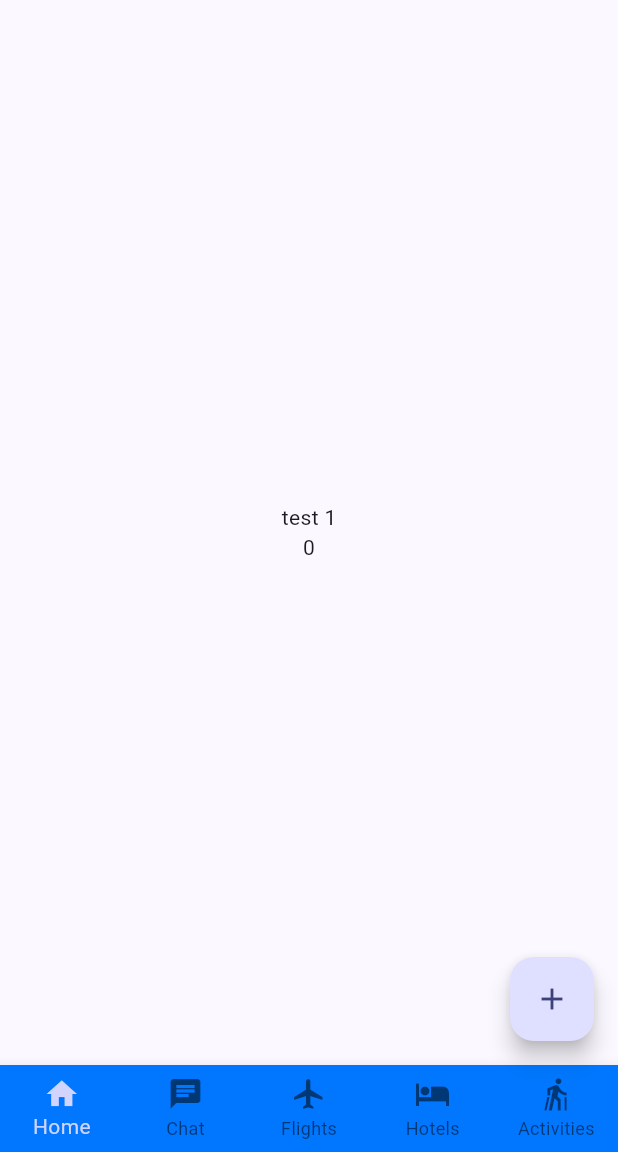
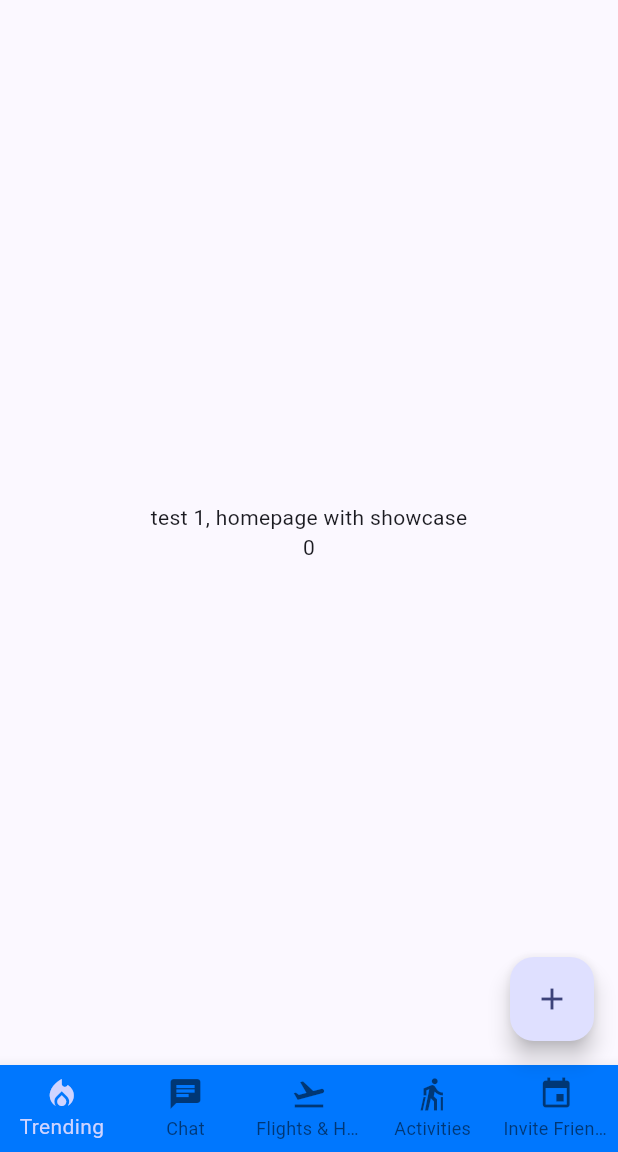
Before and after one commit to wettoast55/tripper_web, a Flutter app: the screen it shows after launch, on a phone screen of 412 x 824 dp, the part 84-1236 px from its top. Run offline on Flutter 3.47's test engine with Material 3 defaults, Android fonts, the phone set to English and light mode, and no system bars; our stand-ins replace cloud_firestore, firebase_auth, firebase_core; accounts and stored records are empty; statements that could not run were skipped.

```diff
--- a/lib/main.dart
+++ b/lib/main.dart
@@ -20,9 +20,11 @@ void main() async {
   await Firebase.initializeApp(
     options: DefaultFirebaseOptions.currentPlatform,
   );
+  print('Firebase initialized successfully');
 
   // Run the app
   runApp(const MyApp());
+  print('App started successfully');
 }
 // init browser app
 class MyApp extends StatelessWidget {
@@ -68,7 +70,7 @@ class _MyHomePageState extends State<MyHomePage> {
     Column(
       mainAxisAlignment: MainAxisAlignment.center,
       children: [
-        Text("test 1"),
+        Text("test 1, homepage with showcase"),
         Text('$_counter'),
       ],
     ),
@@ -77,21 +79,21 @@ class _MyHomePageState extends State<MyHomePage> {
     Column(
       mainAxisAlignment: MainAxisAlignment.center,
       children: [
-        Text("page 3"),
+        Text("page 3 page for flights/hotels booking"),
       ],
     ),
 
     Column(
       mainAxisAlignment: MainAxisAlignment.center,
       children: [
-        Text("page 4"),
+        Text("page 4 for attractions/activities booking"),
       ],
     ),
 
     Column(
       mainAxisAlignment: MainAxisAlignment.center,
       children: [
-        Text("page 5"),
+        Text("page 5 for inviting friends to join your trip"),
       ],
     ),
   ];
@@ -140,8 +142,8 @@ class _MyHomePageState extends State<MyHomePage> {
         items: const [
 
           BottomNavigationBarItem(
-            icon: Icon(Icons.home),
-            label: 'Home',
+            icon: Icon(Icons.local_fire_department),
+            label: 'Trending',
           ),
 
           BottomNavigationBarItem(
@@ -150,18 +152,18 @@ class _MyHomePageState extends State<MyHomePage> {
           ),
 
           BottomNavigationBarItem(
-            icon: Icon(Icons.flight),
-            label: 'Flights',
-          ),
-
-          BottomNavigationBarItem(
-            icon: Icon(Icons.hotel),
-            label: 'Hotels',
+            icon: Icon(Icons.flight_takeoff),
+            label: 'Flights & Hotels',
           ),
 
           BottomNavigationBarItem(
             icon: Icon(Icons.nordic_walking),
             label: 'Activities',
+          ),
+
+          BottomNavigationBarItem(
+            icon: Icon(Icons.insert_invitation),
+            label: 'Invite Friends',
           ),
         ],
         currentIndex: _selectedIndex,
```
Also changed, not shown: lib/widgets/chat_view.dart (+53 -6 lines).
